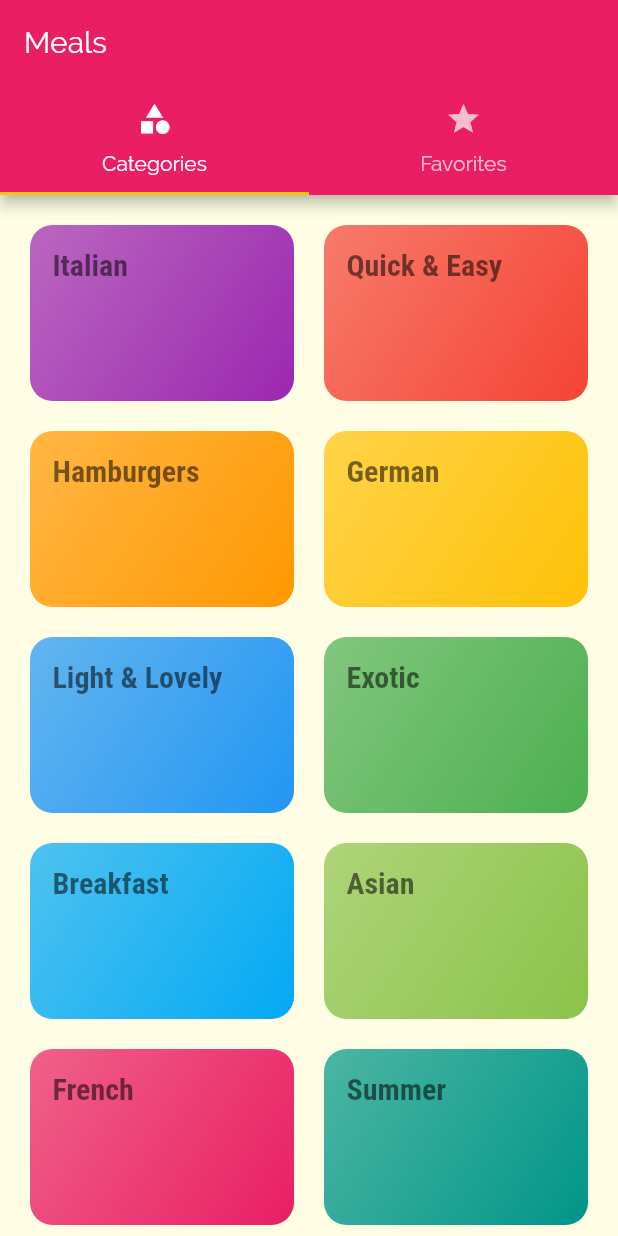
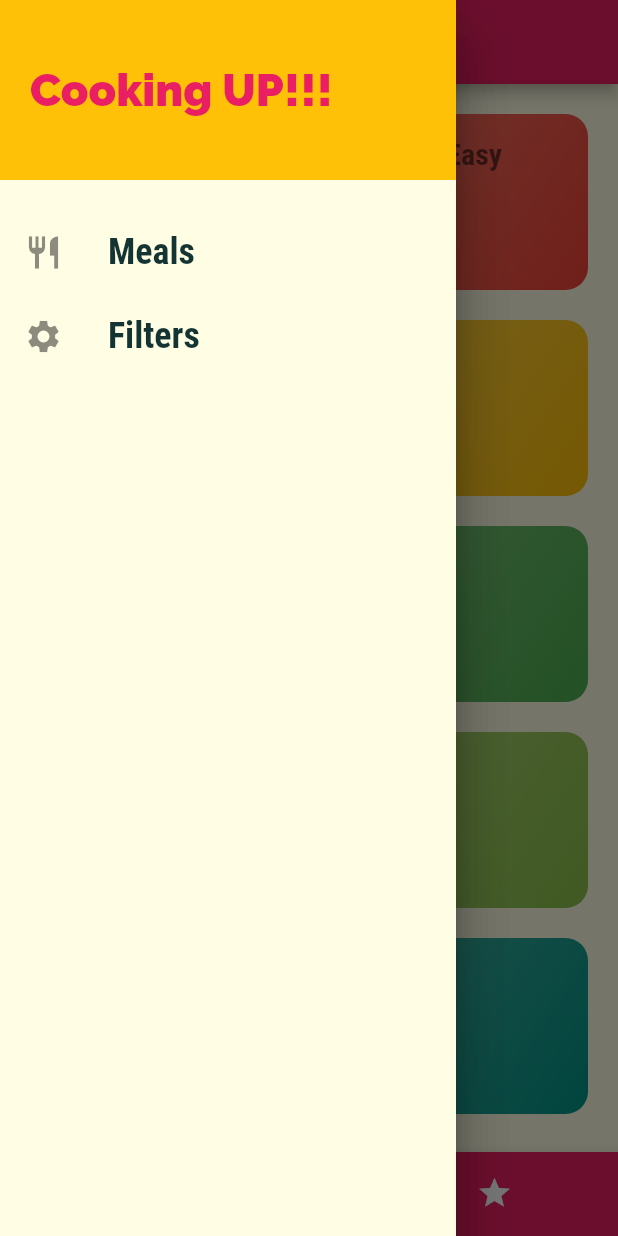
Before and after one commit to anandstephan/DishesApp, a Flutter app: the screen it shows after launch, with the side drawer open (before the commit the screen has no drawer), on a phone screen of 412 x 824 dp. Run offline on Flutter 3.47's test engine with Material 2 defaults, Android fonts, the phone set to English and light mode, and no system bars.

Commit message:
Adding Drawer navigation

```diff
--- a/lib/main.dart
+++ b/lib/main.dart
@@ -1,6 +1,6 @@
 import 'package:flutter/material.dart';
-import 'package:mealsapp/screens/categories_screen.dart';
 import 'package:mealsapp/screens/category_meals_screen.dart';
+import 'package:mealsapp/screens/filter_screen.dart';
 import 'package:mealsapp/screens/meal_detail_screen.dart';
 import 'package:mealsapp/screens/tabs_screen.dart';
 
@@ -34,7 +34,8 @@ class MyApp extends StatelessWidget {
         routes: {
           "/": (ctx) => TabsScreen(),
           CategoryMealScreen.routeName: (ctx) => CategoryMealScreen(),
-          MealDetailScreen.routeName: (ctx) => MealDetailScreen()
+          MealDetailScreen.routeName: (ctx) => MealDetailScreen(),
+          FiltersScreen.routeName: (ctx) => FiltersScreen()
         });
   }
 }
--- /dev/null
+++ b/lib/screens/filter_screen.dart
@@ -0,0 +1,16 @@
+import 'package:flutter/material.dart';
+import 'package:mealsapp/widgets/main_drawer.dart';
+
+class FiltersScreen extends StatelessWidget {
+  static const routeName = '/fiters';
+  @override
+  Widget build(BuildContext context) {
+    return Scaffold(
+      appBar: AppBar(title: Text("Your Filters")),
+      body: Center(
+        child: Text("Filter Scren!!!"),
+      ),
+      drawer: MainDrawer(),
+    );
+  }
+}
--- a/lib/screens/tabs_screen.dart
+++ b/lib/screens/tabs_screen.dart
@@ -1,6 +1,7 @@
 import 'package:flutter/material.dart';
 import 'package:mealsapp/screens/categories_screen.dart';
 import 'package:mealsapp/screens/favorites_screen.dart';
+import 'package:mealsapp/widgets/main_drawer.dart';
 
 class TabsScreen extends StatefulWidget {
   @override
@@ -8,25 +9,45 @@ class TabsScreen extends StatefulWidget {
 }
 
 class _TabsScreenState extends State<TabsScreen> {
+  final List<Map<String, Object>> _pages = [
+    {'page': CategoriesScreen(), 'title': 'category'},
+    {'page': Favorites(), 'title': 'Your Favorites'}
+  ];
+  int _selectIndex = 0;
+
+  void _selectPage(int index) {
+    setState(() {
+      _selectIndex = index;
+    });
+  }
+
   @override
   Widget build(BuildContext context) {
-    return DefaultTabController(
-      length: 2,
-      child: Scaffold(
-        appBar: AppBar(
-          title: Text('Meals'),
-          bottom: TabBar(tabs: [
-            Tab(
+    return Scaffold(
+      appBar: AppBar(
+        title: Text(_pages[_selectIndex]['title']),
+      ),
+      drawer: Drawer(
+        child: MainDrawer(),
+      ),
+      body: _pages[_selectIndex]['page'],
+      bottomNavigationBar: BottomNavigationBar(
+        backgroundColor: Theme.of(context).primaryColor,
+        onTap: _selectPage,
+        unselectedItemColor: Colors.white,
+        selectedItemColor: Colors.deepPurpleAccent,
+        currentIndex: _selectIndex,
+        type: BottomNavigationBarType.shifting,
+        items: [
+          BottomNavigationBarItem(
+              backgroundColor: Theme.of(context).primaryColor,
               icon: Icon(Icons.category),
-              text: "Categories",
-            ),
-            Tab(
+              label: "Category"),
+          BottomNavigationBarItem(
+              backgroundColor: Theme.of(context).primaryColor,
               icon: Icon(Icons.star),
-              text: "Favorites",
-            )
-          ]),
-        ),
-        body: TabBarView(children: [CategoriesScreen(), Favorites()]),
+              label: "Favorites"),
+        ],
       ),
     );
   }
--- /dev/null
+++ b/lib/widgets/main_drawer.dart
@@ -0,0 +1,53 @@
+import 'package:flutter/material.dart';
+import 'package:mealsapp/screens/filter_screen.dart';
+
+class MainDrawer extends StatelessWidget {
+  Widget buildListTile(String text, IconData icon, Function tapHandler) {
+    return ListTile(
+      leading: Icon(
+        icon,
+        size: 26,
+      ),
+      title: Text(
+        text,
+        style: TextStyle(
+          fontFamily: "RobotoCondensed",
+          fontSize: 24,
+          fontWeight: FontWeight.bold,
+        ),
+      ),
+      onTap: tapHandler,
+    );
+  }
+
+  @override
+  Widget build(BuildContext context) {
+    return Drawer(
+      child: Column(
+        children: [
+          Container(
+            height: 120,
+            width: double.infinity,
+            padding: EdgeInsets.all(20),
+            alignment: Alignment.centerLeft,
+            color: Theme.of(context).accentColor,
+            child: Text(
+              "Cooking UP!!!",
+              style: TextStyle(
+                  fontWeight: FontWeight.w900,
+                  fontSize: 30,
+                  color: Theme.of(context).primaryColor),
+            ),
+          ),
+          SizedBox(height: 20),
+          buildListTile("Meals", Icons.restaurant, () {
+            Navigator.of(context).pushReplacementNamed("/");
+          }),
+          buildListTile("Filters", Icons.settings, () {
+            Navigator.of(context).pushReplacementNamed(FiltersScreen.routeName);
+          })
+        ],
+      ),
+    );
+  }
+}
```
